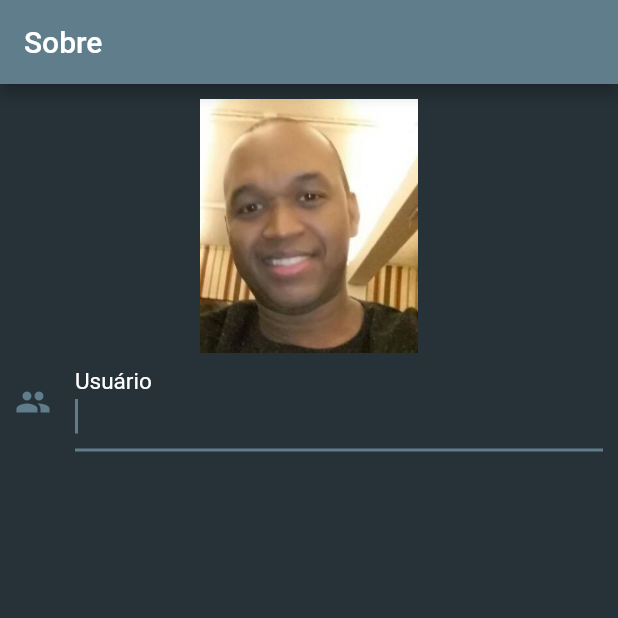
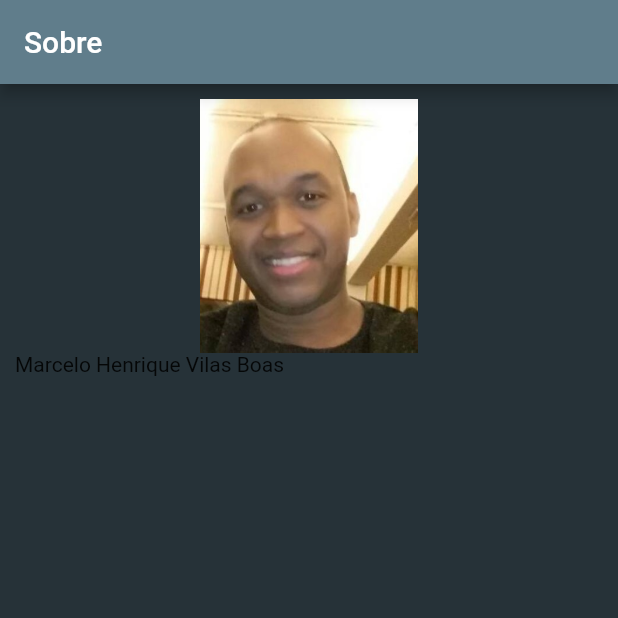
Before and after one commit to marceloboas10/projetoP1_Flutter, a Flutter app: the screen it shows after launch, on a phone screen of 412 x 824 dp, the top half of it. Run offline on Flutter 3.47's test engine with Material 2 defaults, Android fonts, the phone set to English and light mode, and no system bars.

Commit message:
git atualizado

```diff
--- a/lib/sobre.dart
+++ b/lib/sobre.dart
@@ -21,15 +21,7 @@ class _SobreState extends State<Sobre> {
             mainAxisAlignment: MainAxisAlignment.start,
             children: <Widget>[
               Image.asset('lib/imagens/marcelo.jpg', height: 169,),
-              TextFormField(
-                autofocus: true,
-                keyboardType: TextInputType.multiline,
-                style: new TextStyle(color: Colors.white, fontSize: 20),
-                decoration: InputDecoration(
-                  icon: Icon(Icons.people),
-                  labelText: "Usuário",
-                  labelStyle: TextStyle(color: Colors.white)),
-                ),
+              Text('Marcelo Henrique Vilas Boas')
             ],
 
           ),
```
